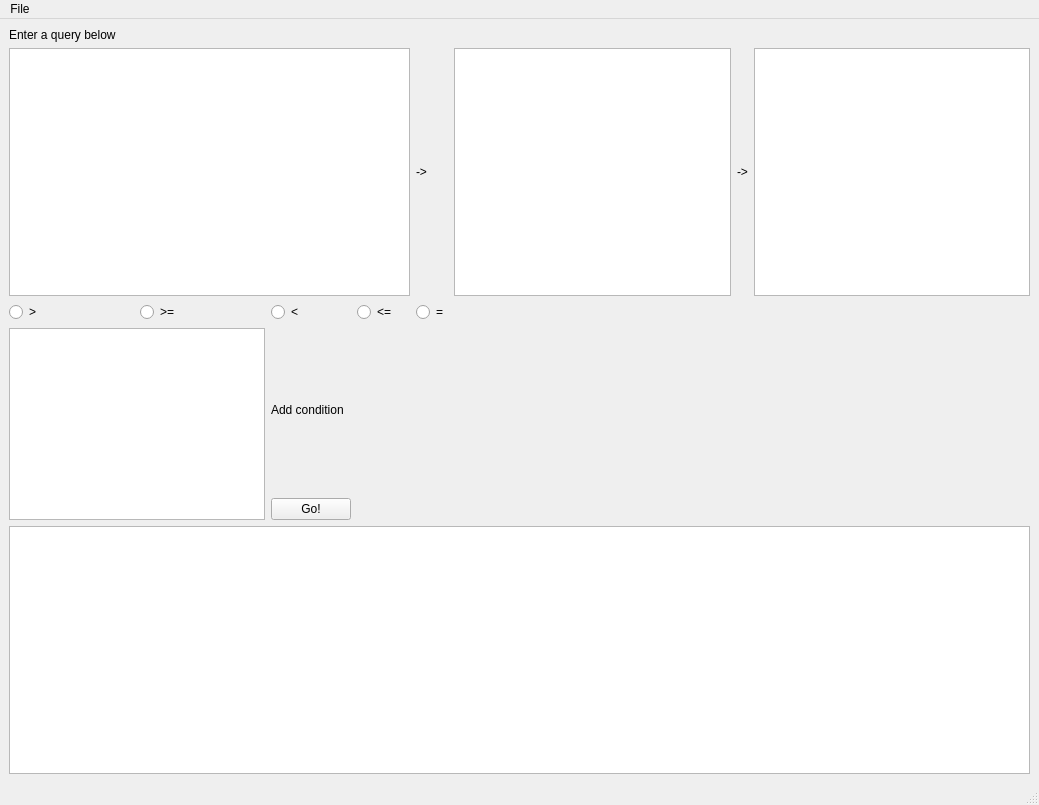
Before: the Qt Designer form ui/Mockup_UI_query_program.ui in WSU-CPTS415-ParquetParkour/Amazon-CoPurchasing, drawn with Qt 5.
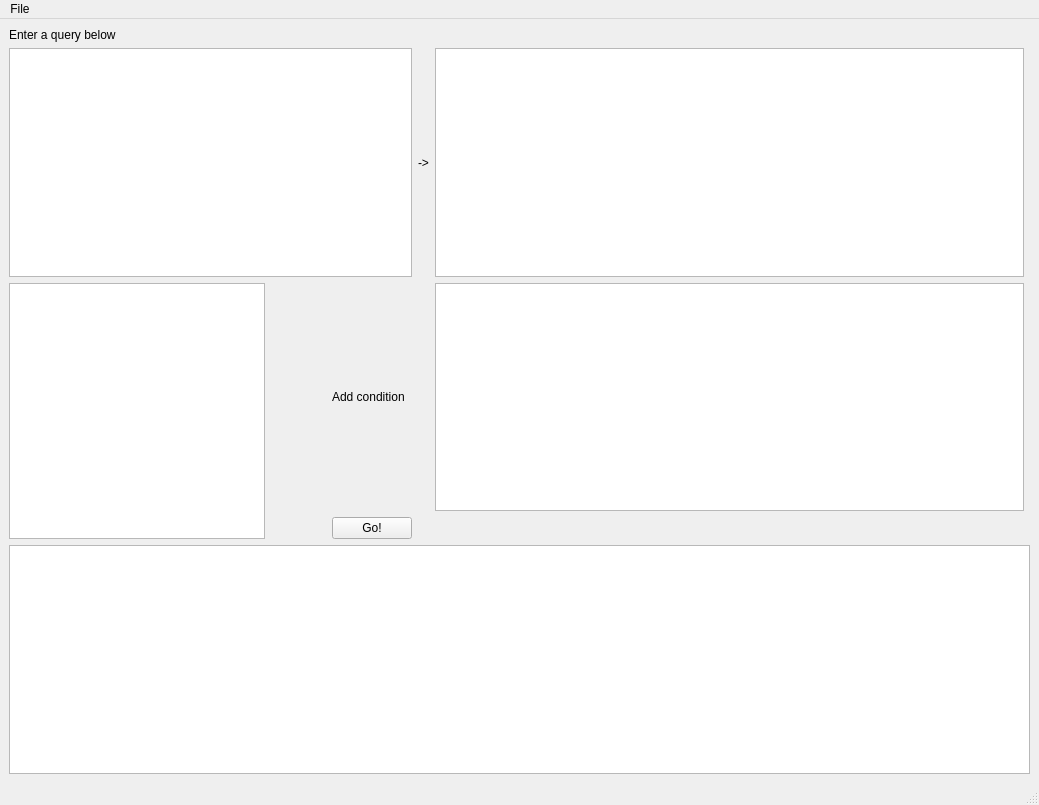
After: the same form once the commit is applied.

What changed in the file:
```diff
--- a/ui/Mockup_UI_query_program.ui
+++ b/ui/Mockup_UI_query_program.ui
@@ -18,16 +18,6 @@
     <item row="1" column="0" colspan="4">
      <widget class="QListWidget" name="listWidget"/>
     </item>
-    <item row="4" column="2">
-     <widget class="QPushButton" name="pushButton">
-      <property name="mouseTracking">
-       <bool>false</bool>
-      </property>
-      <property name="text">
-       <string>Go!</string>
-      </property>
-     </widget>
-    </item>
     <item row="1" column="4">
      <widget class="QLabel" name="label_3">
       <property name="text">
@@ -35,60 +25,15 @@
       </property>
      </widget>
     </item>
-    <item row="2" column="1">
-     <widget class="QRadioButton" name="radioButton">
-      <property name="text">
-       <string>&gt;=</string>
-      </property>
-     </widget>
-    </item>
-    <item row="2" column="0">
-     <widget class="QRadioButton" name="radioButton_4">
-      <property name="text">
-       <string>&gt;</string>
-      </property>
-     </widget>
-    </item>
-    <item row="3" column="0" rowspan="2" colspan="2">
+    <item row="2" column="0" rowspan="2" colspan="2">
      <widget class="QTextEdit" name="textEdit"/>
     </item>
-    <item row="5" column="0" colspan="8">
+    <item row="4" column="0" colspan="7">
      <widget class="QTableWidget" name="tableWidget"/>
     </item>
     <item row="1" column="5">
      <widget class="QListWidget" name="listWidget_2"/>
     </item>
-    <item row="2" column="3">
-     <widget class="QRadioButton" name="radioButton_3">
-      <property name="text">
-       <string>&lt;=</string>
-      </property>
-     </widget>
-    </item>
-    <item row="3" column="2">
-     <widget class="QLabel" name="label_2">
-      <property name="text">
-       <string>Add condition</string>
-      </property>
-     </widget>
-    </item>
-    <item row="1" column="6">
-     <widget class="QLabel" name="label_4">
-      <property name="text">
-       <string>-&gt;</string>
-      </property>
-     </widget>
-    </item>
-    <item row="1" column="7">
-     <widget class="QListWidget" name="listWidget_3"/>
-    </item>
-    <item row="2" column="4">
-     <widget class="QRadioButton" name="radioButton_5">
-      <property name="text">
-       <string>=</string>
-      </property>
-     </widget>
-    </item>
     <item row="0" column="0" colspan="2">
      <widget class="QLabel" name="label">
       <property name="text">
@@ -96,10 +41,23 @@
       </property>
      </widget>
     </item>
-    <item row="2" column="2">
-     <widget class="QRadioButton" name="radioButton_2">
+    <item row="2" column="5">
+     <widget class="QListWidget" name="listWidget_3"/>
+    </item>
+    <item row="2" column="3">
+     <widget class="QLabel" name="label_2">
       <property name="text">
-       <string>&lt;</string>
+       <string>Add condition</string>
+      </property>
+     </widget>
+    </item>
+    <item row="3" column="3">
+     <widget class="QPushButton" name="pushButton">
+      <property name="mouseTracking">
+       <bool>false</bool>
+      </property>
+      <property name="text">
+       <string>Go!</string>
       </property>
      </widget>
     </item>
```
